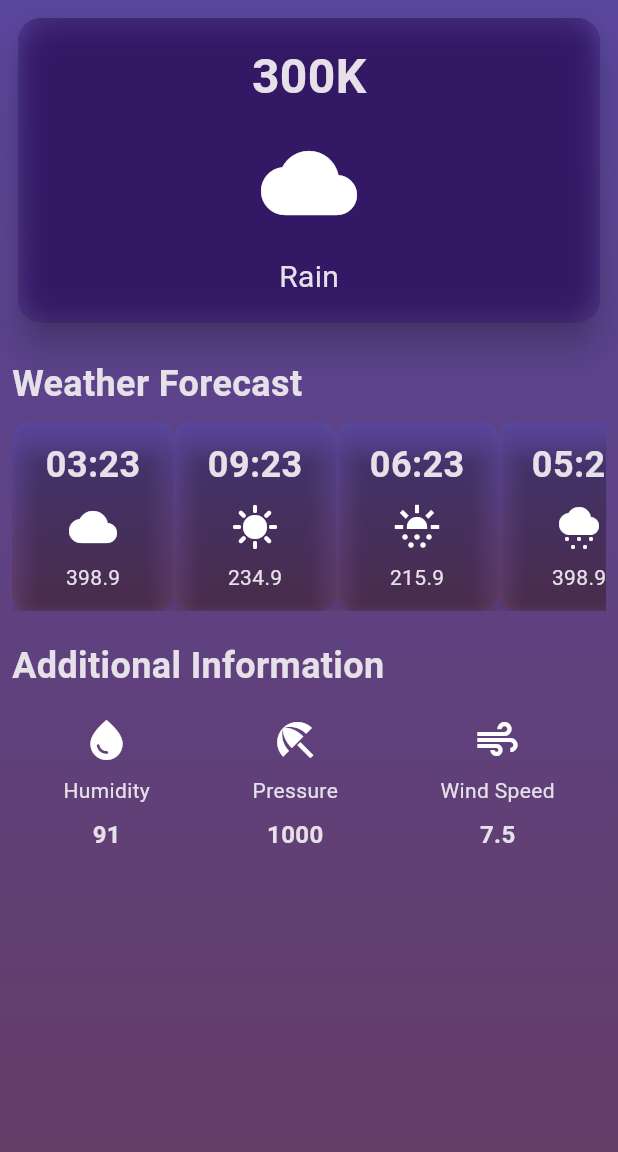
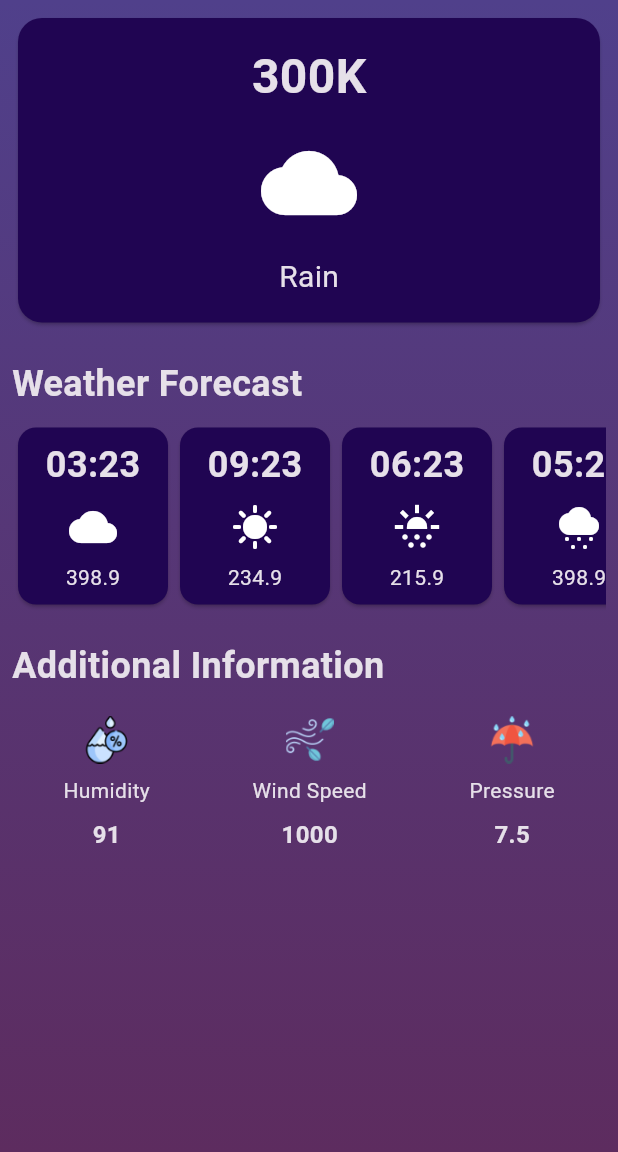
Before and after one commit to gopalkrushnas063/weather_app_flutter, a Flutter app: the screen it shows after launch, on a phone screen of 412 x 824 dp, the part 84-1236 px from its top. Run offline on Flutter 3.47's test engine with Material 2 defaults, Android fonts, the phone set to English and light mode, and no system bars.

Commit message:
additional info section image and theme updated

```diff
--- a/lib/addition_info_item.dart
+++ b/lib/addition_info_item.dart
@@ -1,10 +1,9 @@
 import 'package:flutter/material.dart';
 
 class AdditionalInfoItem extends StatelessWidget {
-  final IconData icon;
+  final String icon;
   final String label;
   final String value;
-
 
   const AdditionalInfoItem({
     super.key,
@@ -17,9 +16,10 @@ class AdditionalInfoItem extends StatelessWidget {
   Widget build(BuildContext context) {
     return Column(
       children: [
-        Icon(
-          icon,
-          size: 32,
+       Image.asset(
+          icon, // Use the asset path for the image
+          width: 32,
+          height: 32,
         ),
         const SizedBox(height: 8),
         Text(label),
--- a/lib/hourly_forecast_item.dart
+++ b/lib/hourly_forecast_item.dart
@@ -14,21 +14,8 @@ class HourlyForecastItem extends StatelessWidget {
 
   @override
   Widget build(BuildContext context) {
-    return Container(
-      decoration: BoxDecoration(
-        gradient: const LinearGradient(
-          begin: Alignment.topCenter,
-          end: Alignment.bottomCenter,
-          colors: [
-            Color(0xFF59469D), // Define the first color
-            Color(0xFF643D67), // Define the second color
-          ], // Define your gradient colors
-        ),
-        borderRadius: BorderRadius.circular(12),
-      ),
-      child: Card(
-        elevation: 6,
-        color: Colors.transparent,
+    return Card(
+      color: const Color.fromARGB(255, 32, 5, 82),
       child: Container(
         width: 100,
         padding: const EdgeInsets.all(8.0),
@@ -56,7 +43,6 @@ class HourlyForecastItem extends StatelessWidget {
           ],
         ),
       ),
-      ),
     );
   }
 }
--- a/lib/weather_screen.dart
+++ b/lib/weather_screen.dart
@@ -43,8 +43,8 @@ class WeatherScreen extends StatelessWidget {
             begin: Alignment.topCenter,
             end: Alignment.bottomCenter,
             colors: [
-              Color(0xFF59469D), // Define the first color
-              Color(0xFF643D67), // Define the second color
+              Color.fromARGB(255, 80, 64, 139), // Define the first color
+              Color.fromARGB(255, 93, 44, 95), // Define the second color
             ], // Define your gradient colors
           ),
         ),
@@ -56,15 +56,12 @@ class WeatherScreen extends StatelessWidget {
               SizedBox(
                 width: double.infinity,
                 child: Card(
-                  elevation: 10,
                   shape: RoundedRectangleBorder(
                     borderRadius: BorderRadius.circular(16),
                   ),
-                  color: const Color(0xFF331866),
+                  color: const Color.fromARGB(255, 32, 5, 82),
                   child: ClipRRect(
                     borderRadius: BorderRadius.circular(16),
-                    child: BackdropFilter(
-                      filter: ImageFilter.blur(sigmaX: 10, sigmaY: 10),
                     child: const Padding(
                       padding: EdgeInsets.all(16.0),
                       child: Column(
@@ -89,7 +86,6 @@ class WeatherScreen extends StatelessWidget {
                             ),
                           )
                         ],
-                        ),
                       ),
                     ),
                   ),
@@ -160,18 +156,18 @@ class WeatherScreen extends StatelessWidget {
                 mainAxisAlignment: MainAxisAlignment.spaceAround,
                 children: [
                   AdditionalInfoItem(
-                    icon: Icons.water_drop,
+                    icon: 'assets/images/humidity.png',
                     label: 'Humidity',
                     value: '91',
                   ),
                   AdditionalInfoItem(
-                    icon: Icons.beach_access,
-                    label: 'Pressure',
+                    icon:'assets/images/wind.png',
+                    label: 'Wind Speed',
                     value: '1000',
                   ),
                   AdditionalInfoItem(
-                    icon: Icons.air,
-                    label: 'Wind Speed',
+                    icon: 'assets/images/rain.png',
+                    label: 'Pressure',
                     value: '7.5',
                   ),
                 ],
--- a/pubspec.yaml
+++ b/pubspec.yaml
@@ -52,11 +52,15 @@ dev_dependencies:
 
 # The following section is specific to Flutter packages.
 flutter:
+  assets:
+    - assets/images/
+
 
   # The following line ensures that the Material Icons font is
   # included with your application, so that you can use the icons in
   # the material Icons class.
   uses-material-design: true
+
 
   # To add assets to your application, add an assets section, like this:
   # assets:
```
Also changed, not shown: assets/images/humidity.png (added), assets/images/rain.png (added), assets/images/wind.png (added). Lines whose indentation alone changed are shown as unchanged.
